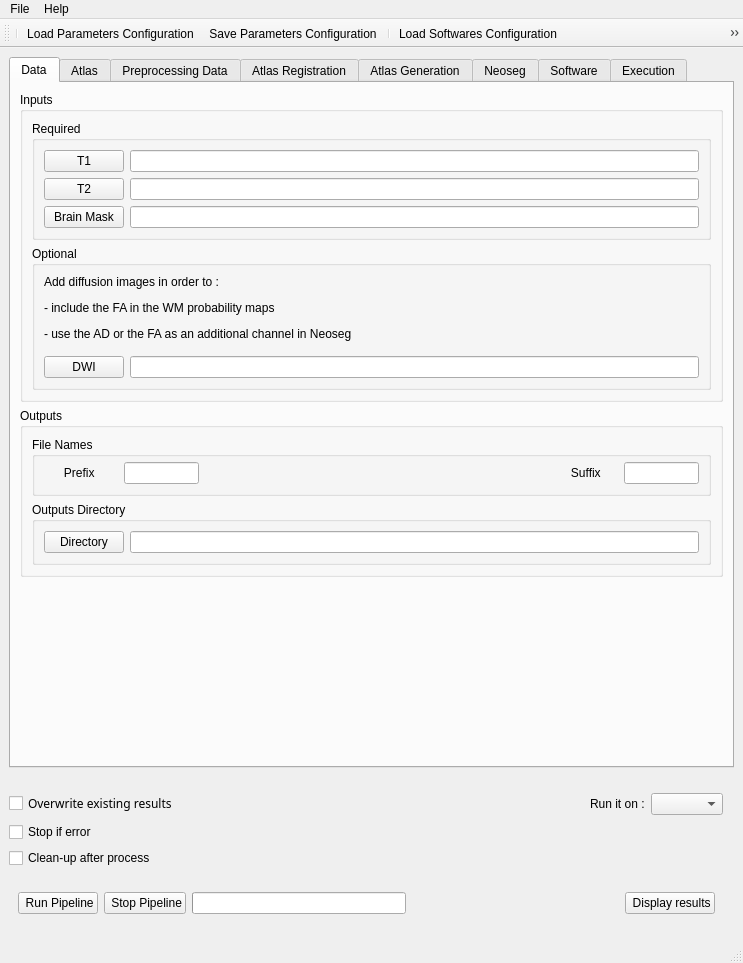
Old version of the form NeosegPipeline/Window.ui in the repository hay318/NeosegPipeline.
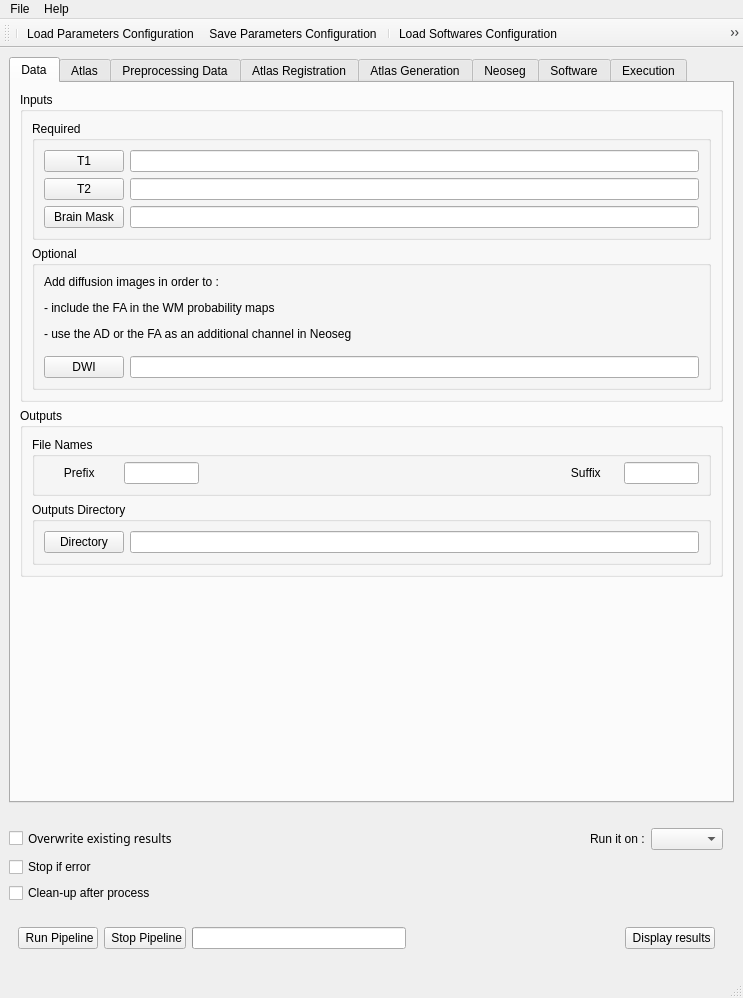
New version of the form. Icons and pictures are not drawn.

```diff
--- a/NeosegPipeline/Window.ui
+++ b/NeosegPipeline/Window.ui
@@ -7,7 +7,7 @@
     <x>0</x>
     <y>0</y>
     <width>743</width>
-    <height>963</height>
+    <height>998</height>
    </rect>
   </property>
   <property name="minimumSize">
```
Left out of the diff: 13 changed lines with no effect on the pictures.
